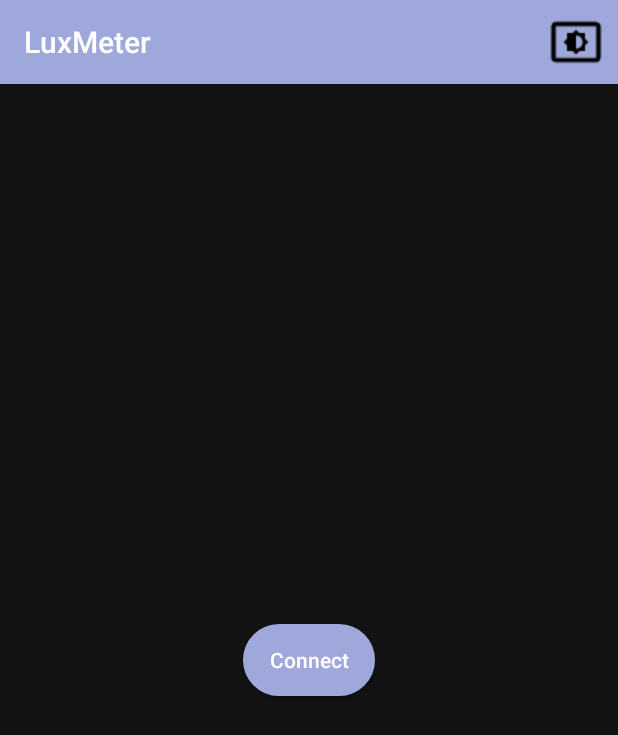
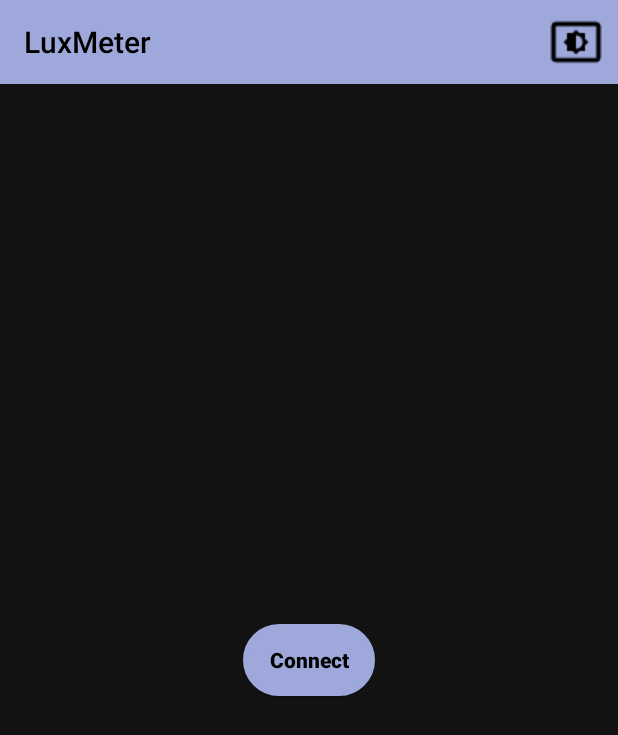
Before and after one commit to AlirezaAbrishami/lux-meter, an Android app: the MainActivity screen opened directly, with no data from a screen before it, on a phone screen of 412 x 824 dp. Shown: the top 735 px of the screen. Run offline under Robolectric (Android 15) with nearby library versions, the phone set to English and light mode, and no system bars.

Commit message:
Minor UI Changes

```diff
--- a/app/src/main/res/layout/activity_login.xml
+++ b/app/src/main/res/layout/activity_login.xml
@@ -64,7 +64,7 @@
         android:elevation="8dp"
         android:text="@string/manual_login"
         android:textAllCaps="false"
-        android:textColor="@color/textColor"
+        android:textColor="@color/buttonTextColor"
         android:textSize="15sp"
         android:textStyle="bold"
         app:layout_constraintBottom_toBottomOf="parent"
--- a/app/src/main/res/layout/activity_main.xml
+++ b/app/src/main/res/layout/activity_main.xml
@@ -183,8 +183,9 @@
         android:background="@drawable/mybutton"
         android:text="@string/connect"
         android:textAllCaps="false"
-        android:textColor="@color/textColor"
-        android:id="@+id/main_connect"/>
+        android:textColor="@color/buttonTextColor"
+        android:id="@+id/main_connect"
+        android:textStyle="bold"/>
     <TextView
         android:layout_width="wrap_content"
         android:layout_height="wrap_content"
--- a/app/src/main/res/layout/activity_manual_login.xml
+++ b/app/src/main/res/layout/activity_manual_login.xml
@@ -52,7 +52,7 @@
         android:background="@drawable/mybutton"
         android:text="@string/connect"
         android:textAllCaps="false"
-        android:textColor="#ffffff"
+        android:textColor="@color/buttonTextColor"
         android:textStyle="bold"
         app:layout_constraintBottom_toBottomOf="parent"
         app:layout_constraintLeft_toLeftOf="parent"
--- a/app/src/main/res/layout/tool_bar.xml
+++ b/app/src/main/res/layout/tool_bar.xml
@@ -6,7 +6,7 @@
     app:theme="@style/ThemeOverlay.AppCompat.ActionBar"
     xmlns:android="http://schemas.android.com/apk/res/android"
     android:background="@color/colorPrimary"
-    app:titleTextColor="@color/textColor">
+    app:titleTextColor="@color/buttonTextColor">
 
     <ImageView
         android:layout_width="wrap_content"
--- a/app/src/main/res/values-night/colors.xml
+++ b/app/src/main/res/values-night/colors.xml
@@ -9,5 +9,6 @@
     <color name="elevationColor">#1E1E1E</color>
     <color name="hintColor">#698291</color>
     <color name="text">#4E5760</color>
+    <color name="buttonTextColor">#000000</color>
 
 </resources>
--- a/app/src/main/res/values/colors.xml
+++ b/app/src/main/res/values/colors.xml
@@ -9,4 +9,5 @@
     <color name="elevationColor">#FFFFFF</color>
     <color name="hintColor">#9E9E9E</color>
     <color name="text">#757575</color>
+    <color name="buttonTextColor">#FFFFFF</color>
 </resources>
```
